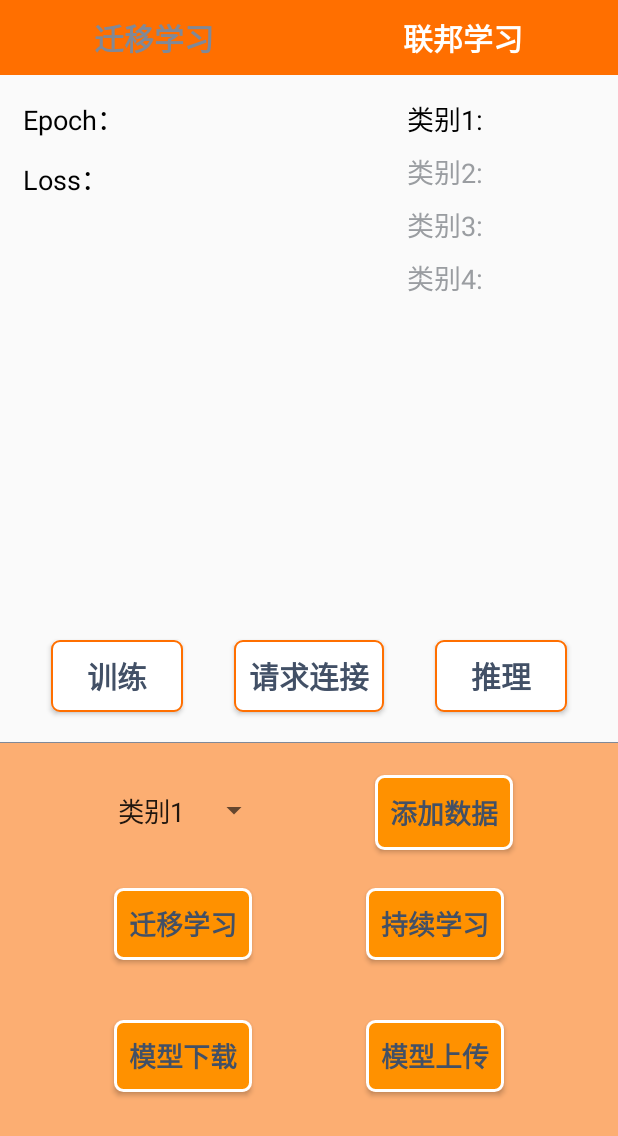
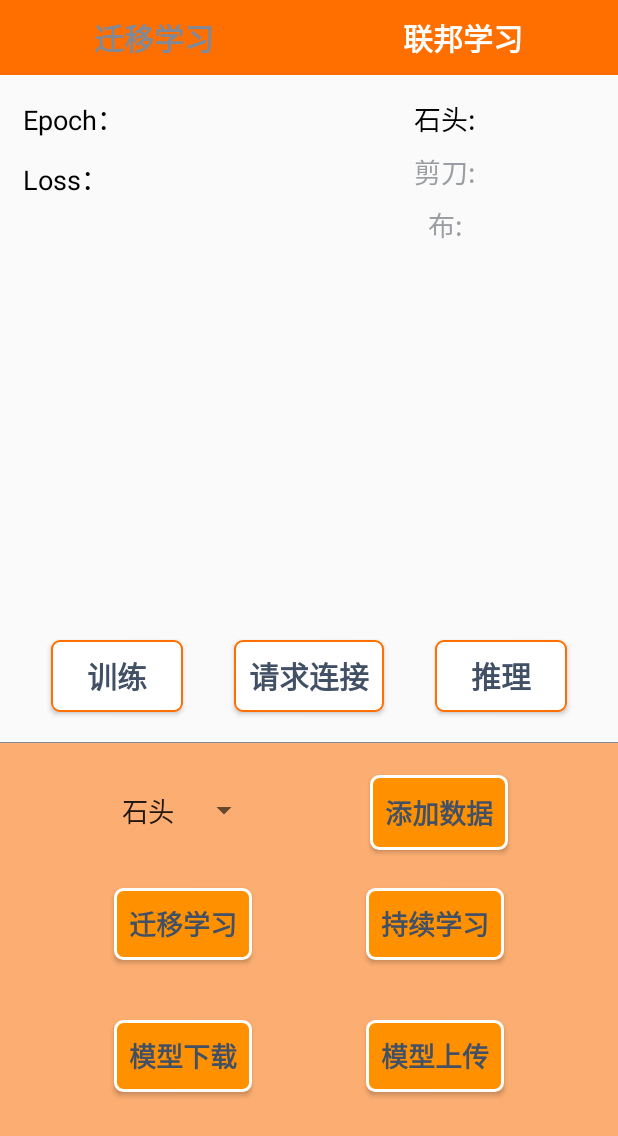
Before and after one commit to HaiShin/oppoapp, an Android app: the screen it shows after launch (fed_activity), after a tap on "联邦学习", on a phone screen of 412 x 824 dp. Shown: the top 1136 px of the screen. Run offline under Robolectric (Android 15) with nearby library versions, the phone set to English and light mode, and no system bars.

```diff
--- a/app/src/main/java/com/example/oppoapp/GlobalApp.java
+++ b/app/src/main/java/com/example/oppoapp/GlobalApp.java
@@ -5,6 +5,7 @@ import android.app.Application;
 public class GlobalApp extends Application {
 
     private TransferLearningModelWrapper tlModel;
+    private String device_number;
 
     public TransferLearningModelWrapper getTlModel() {
         return tlModel;
@@ -12,6 +13,13 @@ public class GlobalApp extends Application {
 
     public void setTlModel(TransferLearningModelWrapper tlModel) {
         this.tlModel = tlModel;
+    }
+
+    public void setDeviceNumber(String device_number){
+        this.device_number = device_number;
+    }
+    public String getDeviceNumber(){
+        return device_number;
     }
 
     public boolean isNull() {
--- a/app/src/main/java/com/example/oppoapp/MainActivity.java
+++ b/app/src/main/java/com/example/oppoapp/MainActivity.java
@@ -27,12 +27,15 @@ import java.util.ArrayList;
 import java.util.Arrays;
 import java.util.List;
 import java.util.PrimitiveIterator;
+import java.util.concurrent.ThreadLocalRandom;
 
 public class MainActivity extends AppCompatActivity implements View.OnClickListener{
     private GlobalApp globalApp;
-    private NetUtils netUtils = new NetUtils();
-    private String network_name = "model";
+    private NetUtils netUtils;
+    private String network_name = "MobileNetV2";
     private String network_file_name = network_name+".tflite";
+    private String DEVICE_NUMBER;
+    private Utils utils = new Utils();
 
 
     private TextView tv_trans;
@@ -61,6 +64,14 @@ public class MainActivity extends AppCompatActivity implements View.OnClickListe
         }
 
         setContentView(R.layout.activity_main);
+        globalApp = ((GlobalApp) getApplicationContext());
+        if ( DEVICE_NUMBER == null ) {
+            DEVICE_NUMBER = utils.randomString(10);
+            globalApp.setDeviceNumber(DEVICE_NUMBER);
+        }
+        System.out.println("main:"+DEVICE_NUMBER);
+        netUtils = new NetUtils(DEVICE_NUMBER);
+
 
         String modelFilePath = getCacheDir().getAbsolutePath() + "/model" + "/" + network_file_name;
         System.out.println(modelFilePath);
@@ -200,17 +211,6 @@ public class MainActivity extends AppCompatActivity implements View.OnClickListe
         });
         thread.start();
         thread.join();
-//        Toast.makeText(this,"数据下载完成",Toast.LENGTH_SHORT).show();
-//        Toast.makeText(this,"开始加载数据",Toast.LENGTH_SHORT).show();
-//        Thread thread2 = new Thread(() -> {
-//            try {
-//
-//            } catch (FileNotFoundException e) {
-//                e.printStackTrace();
-//            }
-//        });
-//        thread2.start();
-//        thread2.join();
         Toast.makeText(this,"数据加载完成",Toast.LENGTH_SHORT).show();
     }
 
@@ -221,7 +221,7 @@ public class MainActivity extends AppCompatActivity implements View.OnClickListe
             try {
                 netUtils.doRegister();
                 netUtils.doConnect();
-            } catch (IOException | JSONException e) {
+            } catch (JSONException e) {
                 e.printStackTrace();
             }
         });
@@ -245,8 +245,11 @@ public class MainActivity extends AppCompatActivity implements View.OnClickListe
     }
 
     private void loadModel(String modelFilePath){
+        if (!globalApp.isNull()){
+            return;
+        }
         if (new File(modelFilePath).exists()) {
-            globalApp = ((GlobalApp) getApplicationContext());
+
             String parentDir = getCacheDir().getAbsolutePath();
             List<String> list = Arrays.asList("paper","rock","scissors");
             try {
@@ -271,4 +274,6 @@ public class MainActivity extends AppCompatActivity implements View.OnClickListe
             tv_acc.setText(acc + "");
         });
     }
+
+
 }
--- a/app/src/main/java/com/example/oppoapp/Utils.java
+++ b/app/src/main/java/com/example/oppoapp/Utils.java
@@ -21,10 +21,14 @@ import java.util.ArrayList;
 import java.util.Collections;
 import java.util.Comparator;
 import java.util.List;
+import java.util.Random;
+import java.util.concurrent.ThreadLocalRandom;
 
 public class Utils {
     private static final String TAG = Utils.class.getName();
     private static final int LOWER_BYTE_MASK = 0xFF;
+    private static final String CHARS = "abcdefghijklmnopqrstuvwxyzABCDEFGHIJKLMNOPQRSTUVWXYZ0123456789";
+
 
     // 获取最优的预览图片大小
     public static Size chooseOptimalSize(final Size[] choices, final int width, final int height) {
@@ -204,5 +208,24 @@ public class Utils {
         return paddedBitmap;
     }
 
+    public static String randomString( int length) {
+        String sampleString = CHARS;
+        if (sampleString == null || sampleString.length() == 0) {
+            return "";
+        }
+        if (length < 1) {
+            length = 1;
+        }
+        final StringBuilder sb = new StringBuilder(length);
+        int baseLength = sampleString.length();
+        Random random=new Random();
+        while (sb.length() < length) {
+
+            int number=random.nextInt(baseLength);
+            sb.append(sampleString.charAt(number));
+        }
+        return sb.toString();
+    }
+
 
 }
--- a/app/src/main/res/layout/activity_fed.xml
+++ b/app/src/main/res/layout/activity_fed.xml
@@ -208,22 +208,22 @@
         app:layout_constraintEnd_toEndOf="parent"
         app:layout_constraintTop_toBottomOf="@+id/tx_class2_2" />
 
-    <TextView
-        android:id="@+id/tx4"
-        android:layout_width="60dp"
-        android:layout_height="30dp"
-        android:layout_marginTop="5dp"
-        android:layout_marginEnd="10dp"
-        android:text="@string/class4"
-        android:textAlignment="center"
-        android:textColor="@color/little_gray"
-        android:textSize="18sp"
-        app:layout_constraintBottom_toTopOf="@+id/guide1"
-        app:layout_constraintEnd_toStartOf="@+id/tx_class4_2"
-        app:layout_constraintHorizontal_bias="1.0"
-        app:layout_constraintStart_toStartOf="parent"
-        app:layout_constraintTop_toBottomOf="@+id/tx3_2"
-        app:layout_constraintVertical_bias="0.0" />
+<!--    <TextView-->
+<!--        android:id="@+id/tx4"-->
+<!--        android:layout_width="60dp"-->
+<!--        android:layout_height="30dp"-->
+<!--        android:layout_marginTop="5dp"-->
+<!--        android:layout_marginEnd="10dp"-->
+<!--        android:text="@string/class4"-->
+<!--        android:textAlignment="center"-->
+<!--        android:textColor="@color/little_gray"-->
+<!--        android:textSize="18sp"-->
+<!--        app:layout_constraintBottom_toTopOf="@+id/guide1"-->
+<!--        app:layout_constraintEnd_toStartOf="@+id/tx_class4_2"-->
+<!--        app:layout_constraintHorizontal_bias="1.0"-->
+<!--        app:layout_constraintStart_toStartOf="parent"-->
+<!--        app:layout_constraintTop_toBottomOf="@+id/tx3_2"-->
+<!--        app:layout_constraintVertical_bias="0.0" />-->
 
     <TextView
         android:id="@+id/tx_class4_2"
--- a/app/src/main/res/values/strings.xml
+++ b/app/src/main/res/values/strings.xml
@@ -9,15 +9,15 @@
     <string name="con_learn">持续学习</string>
     <string name="model_down">模型下载</string>
     <string name="model_up">模型上传</string>
-    <string name="class1">类别1:</string>
-    <string name="class2">类别2:</string>
-    <string name="class3">类别3:</string>
-    <string name="class4">类别4:</string>
+    <string name="class1">石头:</string>
+    <string name="class2">剪刀:</string>
+    <string name="class3">布:</string>
+<!--    <string name="class4">类别4:</string>-->
     <string name="request">请求连接</string>
     <array name="classname">
-        <item>类别1</item>
-        <item>类别2</item>
-        <item>类别3</item>
-        <item>类别4</item>
+        <item>石头</item>
+        <item>剪刀</item>
+        <item>布</item>
+<!--        <item>类别4</item>-->
     </array>
 </resources>
--- a/transfer_api/src/main/java/org/tensorflow/lite/examples/transfer/api/ModelLoader.java
+++ b/transfer_api/src/main/java/org/tensorflow/lite/examples/transfer/api/ModelLoader.java
@@ -46,13 +46,10 @@ public class ModelLoader {
   }
 
   protected MappedByteBuffer loadMappedFile(String filePath) throws IOException {
-//      fileDescriptor = assetManager.openFd(this.directoryName + "/" + filePath);
-//    FileDescriptor fileDescriptor = new FileDescriptor();
     File file  = new File(this.parentDir + "/" + this.directoryName + "/" + filePath);
     if (!file.exists()){
       throw new IOException("the file not is exit!");
     }
-    System.out.println("giaogiaogiao");
     FileInputStream inputStream = new FileInputStream(file);
     FileChannel fileChannel = inputStream.getChannel();
     return fileChannel.map(MapMode.READ_ONLY, 0, file.length());
```
Also changed, not shown: app/src/main/java/com/example/oppoapp/NetUtils.java (+115 -97 lines), app/src/main/java/com/example/oppoapp/TransferLearningModelWrapper.java (+34 -18 lines), app/src/main/java/com/example/oppoapp/fed_activity.java (+153 -5 lines), transfer_api/src/main/java/org/tensorflow/lite/examples/transfer/api/LiteMultipleSignatureModel.java (+12 -5 lines), transfer_api/src/main/java/org/tensorflow/lite/examples/transfer/api/TransferLearningModel.java (+7 -4 lines).
